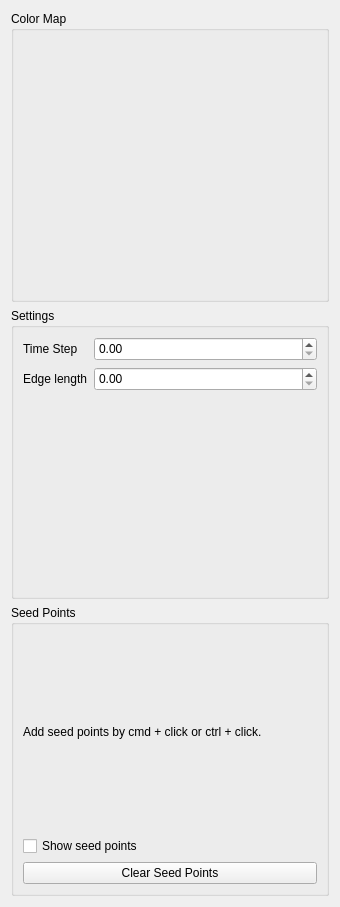
First picture: the form in smoke/view/streamlinestab.ui, repository bvanloon/Scientific-Visualization, before the edit.
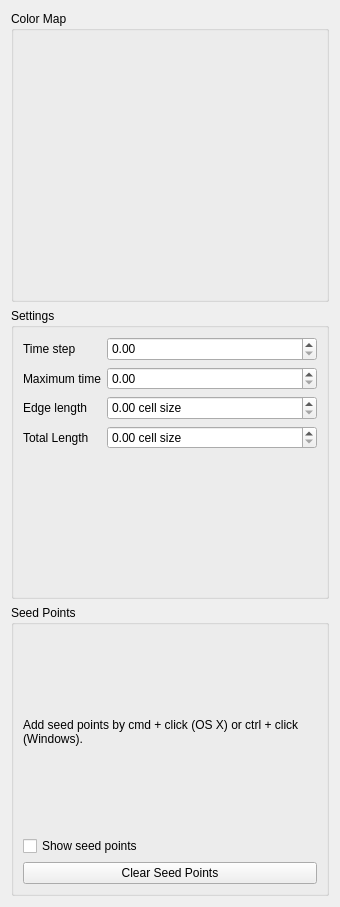
Second picture: the form after the edit. Custom widgets are drawn as their Qt base class.

Diff of the .ui file:
```diff
--- a/smoke/view/streamlinestab.ui
+++ b/smoke/view/streamlinestab.ui
@@ -52,7 +52,7 @@
           <item row="0" column="0">
            <widget class="QLabel" name="timeStepLabel">
             <property name="text">
-             <string>Time Step</string>
+             <string>Time step</string>
             </property>
            </widget>
           </item>
@@ -81,14 +81,51 @@
               <height>24</height>
              </size>
             </property>
+            <property name="toolTip">
+             <string>The length of on piece of the stream line.</string>
+            </property>
+            <property name="suffix">
+             <string> cell size</string>
+            </property>
             <property name="maximum">
-             <double>1.000000000000000</double>
+             <double>3.000000000000000</double>
             </property>
             <property name="singleStep">
              <double>0.010000000000000</double>
             </property>
            </widget>
           </item>
+          <item row="1" column="0">
+           <widget class="QLabel" name="maximumTimeLabel">
+            <property name="text">
+             <string>Maximum time</string>
+            </property>
+           </widget>
+          </item>
+          <item row="1" column="1">
+           <widget class="QDoubleSpinBox" name="maximumTimeSelector">
+            <property name="toolTip">
+             <string>The maximum integration time. </string>
+            </property>
+           </widget>
+          </item>
+          <item row="3" column="0">
+           <widget class="QLabel" name="totalLengthLabel">
+            <property name="text">
+             <string>Total Length</string>
+            </property>
+           </widget>
+          </item>
+          <item row="3" column="1">
+           <widget class="QDoubleSpinBox" name="totalLengthSelector">
+            <property name="toolTip">
+             <string>The maximum total length of a stream line.</string>
+            </property>
+            <property name="suffix">
+             <string> cell size</string>
+            </property>
+           </widget>
+          </item>
          </layout>
         </item>
        </layout>
@@ -105,7 +142,7 @@
       <item>
        <widget class="QLabel" name="seedPointsExplanationLabel">
         <property name="text">
-         <string>Add seed points by cmd + click or ctrl + click.</string>
+         <string>Add seed points by cmd + click (OS X) or ctrl + click (Windows).</string>
         </property>
         <property name="wordWrap">
          <bool>true</bool>
```
Left out of the diff: 6 changed lines with no effect on the pictures.
